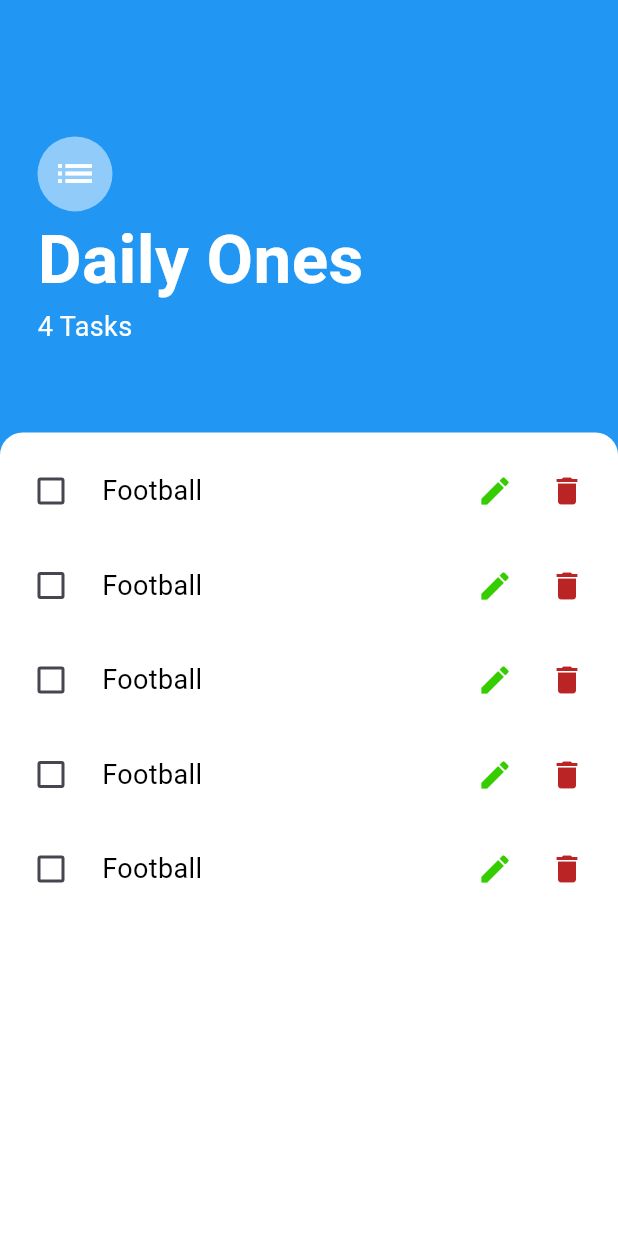
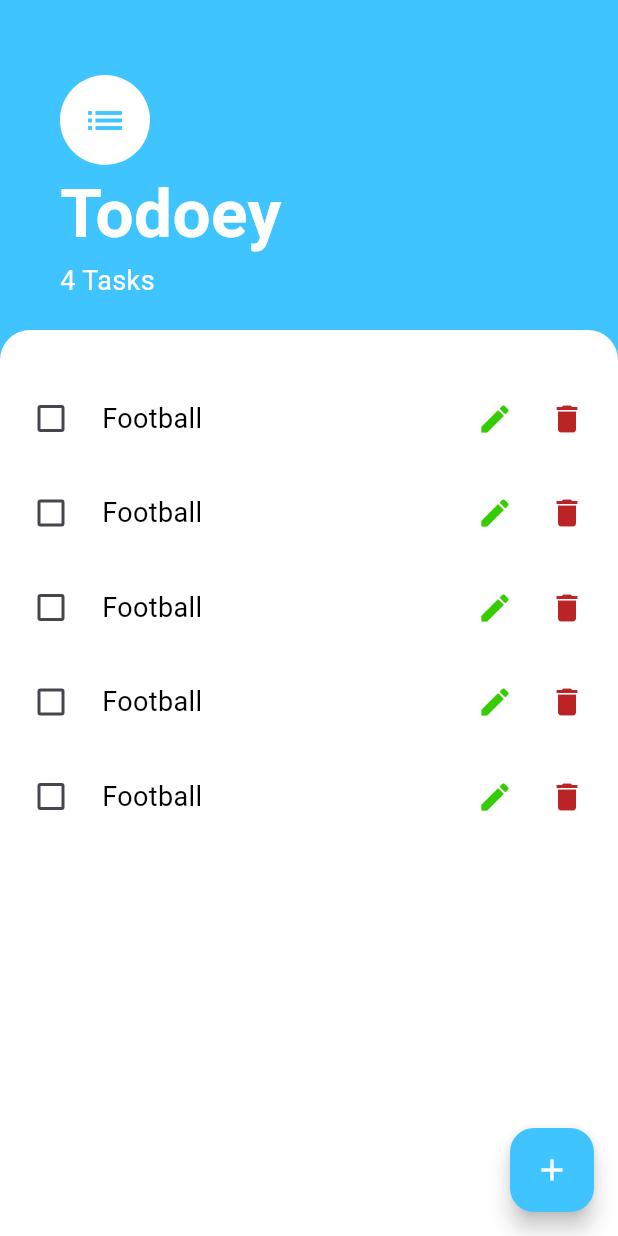
Before and after one commit to AdnanBashir87/daily_routine_state_management_with_flutter, a Flutter app: the screen it shows after launch, on a phone screen of 412 x 824 dp. Run offline on Flutter 3.47's test engine with Material 3 defaults, Android fonts, the phone set to English and light mode, and no system bars.

Commit message:
Successfully Updated

```diff
--- a/lib/main.dart
+++ b/lib/main.dart
@@ -17,7 +17,7 @@ class MyApp extends StatelessWidget {
         colorScheme: ColorScheme.fromSeed(seedColor: Colors.deepPurple),
         useMaterial3: true,
       ),
-      home: const HomeScreen(),
+      home: const TaskScreen(),
     );
   }
 }
--- a/lib/screens/homeScreen.dart
+++ b/lib/screens/homeScreen.dart
@@ -1,73 +1,56 @@
-import 'dart:io';
-
 import 'package:flutter/material.dart';
 import 'package:todo_state_management_with_flutter/components/TodoTile.dart';
+import 'package:todo_state_management_with_flutter/constants/colors.dart';
+import 'package:todo_state_management_with_flutter/constants/styles.dart';
 
-import '../constants/colors.dart';
-import '../constants/styles.dart';
-
-class HomeScreen extends StatefulWidget {
-  const HomeScreen({super.key});
+class TaskScreen extends StatefulWidget {
+  const TaskScreen({super.key});
 
   @override
-  State<HomeScreen> createState() => _HomeScreenState();
+  State<TaskScreen> createState() => _TaskScreenState();
 }
 
-class _HomeScreenState extends State<HomeScreen> {
+class _TaskScreenState extends State<TaskScreen> {
   @override
   Widget build(BuildContext context) {
-    var height = MediaQuery.sizeOf(context).height;
-    var width = MediaQuery.sizeOf(context).width;
     return Scaffold(
-      backgroundColor: Colors.blue,
-      body: Stack(
-        children: [
-          Positioned(
-            top: 0,
-            child: Container(
-              color: Colors.blue,
-              height: height * 0.5,
-              width: width,
-              child: Padding(
-                padding: const EdgeInsets.all(25.0),
+      backgroundColor: Colors.lightBlueAccent,
+      body: SafeArea(
         child: Column(
           crossAxisAlignment: CrossAxisAlignment.start,
           children: [
-                    SizedBox(height: height * 0.08),
             Container(
-                      height: 50,
-                      width: 50,
-                      decoration: BoxDecoration(
-                        color: kWhite.withOpacity(0.5),
-                        borderRadius: BorderRadius.circular(50),
-                      ),
-                      child: const Icon(
+              padding: const EdgeInsets.only(top: 50, left: 40, right: 40),
+              child: const Column(
+                crossAxisAlignment: CrossAxisAlignment.start,
+                children: [
+                  CircleAvatar(
+                    radius: 30.0,
+                    backgroundColor: kWhite,
+                    child: Icon(
                       Icons.list,
-                        color: kWhite,
-                        size: 30,
+                      size: 30.0,
+                      color: Colors.lightBlueAccent,
                     ),
                   ),
-                    const Text('Daily Ones', style: kHeaderName),
-                    const Text('4 Tasks', style: kNormalStyle)
+                  Text('Todoey', style: kHeaderName),
+                  Text('4 Tasks', style: kNormalStyle),
                 ],
               ),
             ),
+            const SizedBox(height: 20),
+            Expanded(
+                child: Container(
+              padding: const EdgeInsets.only(top: 20),
+              decoration: const BoxDecoration(
+                color: kWhite,
+                borderRadius: BorderRadius.only(
+                  topLeft: Radius.circular(20),
+                  topRight: Radius.circular(20),
                 ),
               ),
-          Positioned(
-            bottom: 0,
-            top: height * 0.35,
-            child: Container(
-              width: width,
-              decoration: const BoxDecoration(
-                color: Colors.white,
-                borderRadius: BorderRadius.only(
-                  topLeft: Radius.circular(15),
-                  topRight: Radius.circular(15),
-                ),
-              ),
-              child: const Column(
-                children: [
+              child: ListView(
+                children: const [
                   TodoTile(),
                   TodoTile(),
                   TodoTile(),
@@ -75,15 +58,36 @@ class _HomeScreenState extends State<HomeScreen> {
                   TodoTile(),
                 ],
               ),
+            ))
+          ],
         ),
       ),
+      floatingActionButton: FloatingActionButton(
+        backgroundColor: Colors.lightBlueAccent,
+        onPressed: () {
+          showModalBottomSheet(
+            context: context,
+            builder: (context) {
+              return Container(
+                padding:
+                    const EdgeInsets.symmetric(vertical: 40, horizontal: 20),
+                child: Column(
+                  children: [
+                    const TextField(),
+                    const SizedBox(height: 20),
+                    ElevatedButton(
+                        onPressed: () {}, child: const Text('Confirm'))
                   ],
+                ),
+              );
+            },
+          );
+        },
+        child: const Icon(
+          Icons.add,
+          color: kWhite,
+        ),
       ),
     );
   }
 }
-
-// ListTile(
-//   leading:
-//   title:
-// )
```
Lines whose indentation alone changed are shown as unchanged.
